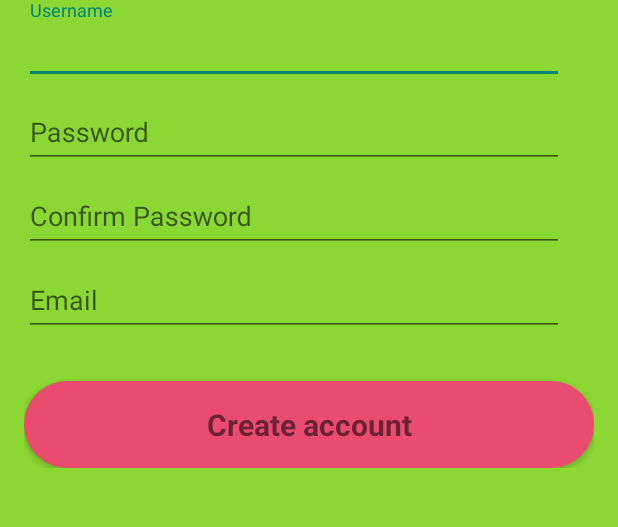
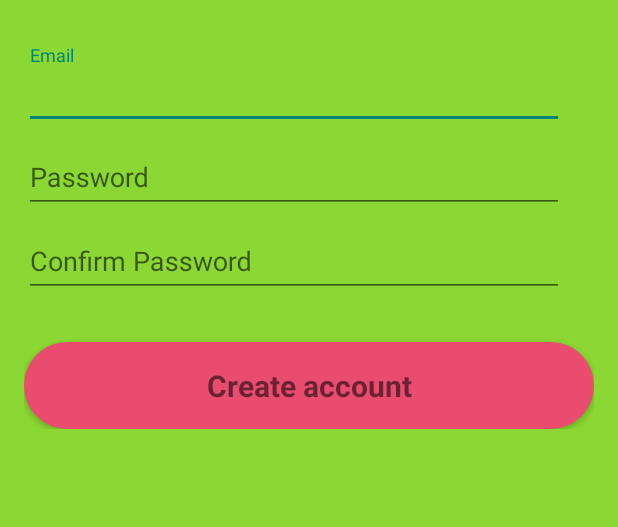
Before and after one commit to Uppppp/UniTrips, an Android app: the SignUpActivity screen opened directly, with no data from a screen before it, on a phone screen of 412 x 824 dp, the part 300-827 px from its top. Run offline under Robolectric (Android 15) with nearby library versions, the phone set to English and light mode, and no system bars.

Commit message:
V1.0.1
User could login wiht their email and password at this version. The input eamil and password will be valid by firebase and the app will get the login result from firebase.

```diff
--- a/app/build.gradle
+++ b/app/build.gradle
@@ -3,7 +3,7 @@ apply plugin: 'com.android.application'
 android {
     compileSdkVersion 27
     defaultConfig {
-        applicationId "com.sep.tmsdemo"
+        applicationId "com.sep.UniTrips"
         minSdkVersion 15
         targetSdkVersion 27
         versionCode 1
@@ -34,3 +34,5 @@ dependencies {
     annotationProcessor "android.arch.persistence.room:compiler:1.0.0"
     implementation 'com.google.firebase:firebase-auth:16.0.3'
 }
+
+apply plugin: 'com.google.gms.google-services'
--- a/app/src/main/res/layout/activity_sign_in.xml
+++ b/app/src/main/res/layout/activity_sign_in.xml
@@ -49,8 +49,8 @@
                         android:id="@+id/email"
                         android:layout_width="match_parent"
                         android:layout_height="wrap_content"
-                        android:hint="@string/title_username"
-                        android:inputType="number"
+                        android:hint="@string/title_email"
+                        android:inputType="textEmailAddress"
                         android:maxLines="1"
                         android:singleLine="true" />
 
--- a/app/src/main/res/layout/activity_sign_up.xml
+++ b/app/src/main/res/layout/activity_sign_up.xml
@@ -24,32 +24,30 @@
             android:background="@color/colorPrimary"
             app:srcCompat="@drawable/ic_arrow_back_black_24dp"
             tools:ignore="VectorDrawableCompat"/>
-        <ImageView
-
-            android:layout_gravity="left"
-            android:layout_marginLeft="20dp"
-            android:layout_width="60dp"
-            android:layout_height="60dp"
-            android:layout_marginTop="10dp"
-            android:src="@drawable/logo"/>
-        <TextView
-            android:layout_width="wrap_content"
-            android:layout_height="wrap_content"
-            android:textColor="@color/textColorWhite"
-            android:textStyle="bold"
-            android:textSize="30dp"
-            android:text="@string/createAccount"/>
-
         <ScrollView
             android:id="@+id/login_form"
             android:layout_width="match_parent"
             android:layout_height="match_parent">
-
             <LinearLayout
                 android:id="@+id/email_login_form"
                 android:layout_width="match_parent"
                 android:layout_height="wrap_content"
                 android:orientation="vertical">
+                <ImageView
+                    android:layout_gravity="left"
+                    android:layout_marginLeft="20dp"
+                    android:layout_width="60dp"
+                    android:layout_height="60dp"
+                    android:layout_marginTop="10dp"
+                    android:src="@drawable/logo"/>
+                <TextView
+                    android:layout_width="wrap_content"
+                    android:layout_height="wrap_content"
+                    android:textColor="@color/textColorWhite"
+                    android:textStyle="bold"
+                    android:textSize="30dp"
+                    android:layout_marginBottom="30dp"
+                    android:text="@string/createAccount"/>
                 <android.support.design.widget.TextInputLayout
                     android:layout_width="match_parent"
                     android:layout_height="wrap_content">
@@ -59,8 +57,8 @@
                         android:layout_width="match_parent"
                         android:layout_height="wrap_content"
                         android:layout_marginRight="20dp"
-                        android:hint="@string/title_username"
-                        android:inputType="number"
+                        android:hint="@string/title_email"
+                        android:inputType="textEmailAddress"
                         android:maxLines="1"
                         android:singleLine="true" />
 
@@ -101,22 +99,6 @@
 
                 </android.support.design.widget.TextInputLayout>
 
-                <android.support.design.widget.TextInputLayout
-                    android:layout_width="match_parent"
-                    android:layout_height="wrap_content">
-
-                    <AutoCompleteTextView
-                        android:id="@+id/SignUpEmailTv"
-                        android:layout_width="match_parent"
-                        android:layout_height="wrap_content"
-                        android:hint="@string/title_email"
-                        android:inputType="number"
-                        android:layout_marginRight="20dp"
-                        android:maxLines="1"
-                        android:singleLine="true" />
-
-                </android.support.design.widget.TextInputLayout>
-
                 <Button
                     android:id="@+id/sign_up_button"
                     style="?android:textAppearanceSmall"
--- a/app/src/main/res/values/strings.xml
+++ b/app/src/main/res/values/strings.xml
@@ -25,6 +25,7 @@
     <string name="title_dashboard">Dashboard</string>
     <string name="title_setting">setting</string>
 
+    <string name="sign_fail_message">Authentication failed. Please double check your login detail.</string>
     <!-- TODO: Remove or change this placeholder text -->
     <string name="hello_blank_fragment">Hello blank fragment</string>
 
--- a/build.gradle
+++ b/build.gradle
@@ -12,6 +12,7 @@ buildscript {
 
         // NOTE: Do not place your application dependencies here; they belong
         // in the individual module build.gradle files
+        classpath 'com.google.gms:google-services:3.1.1'
     }
 }
 
```
Also changed, not shown: app/src/main/java/com/sep/UniTrips/view/SignInActivity.java (+69 -18 lines), 3 other files.
